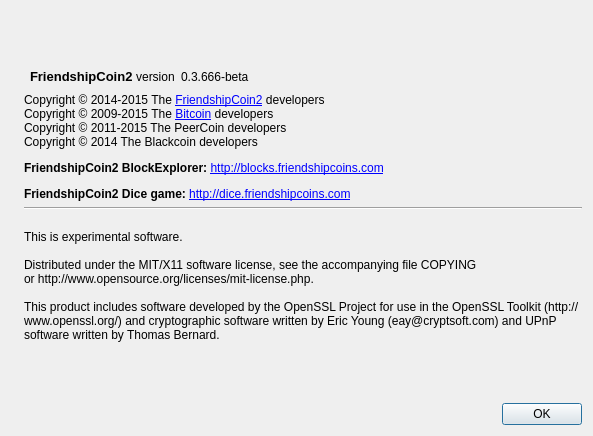
Before: the Qt Designer form src/qt/forms/aboutdialog.ui in ioying/hicointest, drawn with Qt 5.
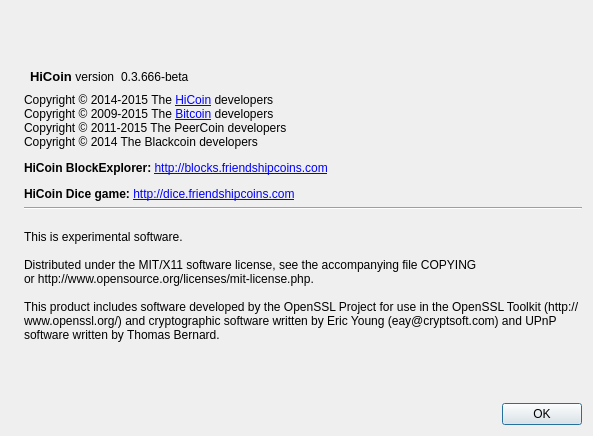
After: the same form once the commit is applied. Icons and pictures are not drawn.

The edit to the form file:
```diff
--- a/src/qt/forms/aboutdialog.ui
+++ b/src/qt/forms/aboutdialog.ui
@@ -60,7 +60,7 @@
           <cursorShape>IBeamCursor</cursorShape>
          </property>
          <property name="text">
-          <string>&lt;html&gt;&lt;head/&gt;&lt;body&gt;&lt;p&gt;&lt;span style=&quot; font-size:10pt; font-weight:600;&quot;&gt;FriendshipCoin2   &lt;/span&gt;version&lt;/p&gt;&lt;/body&gt;&lt;/html&gt;</string>
+          <string>&lt;html&gt;&lt;head/&gt;&lt;body&gt;&lt;p&gt;&lt;span style=&quot; font-size:10pt; font-weight:600;&quot;&gt;HiCoin   &lt;/span&gt;version&lt;/p&gt;&lt;/body&gt;&lt;/html&gt;</string>
          </property>
          <property name="alignment">
           <set>Qt::AlignLeading|Qt::AlignLeft|Qt::AlignVCenter</set>
@@ -116,7 +116,7 @@
         <cursorShape>IBeamCursor</cursorShape>
        </property>
        <property name="text">
-        <string>&lt;html&gt;&lt;head/&gt;&lt;body&gt;&lt;p&gt;Copyright © 2014-2015 The &lt;a href=&quot;http://friendshipcoins.com&quot;&gt;&lt;span style=&quot; text-decoration: underline; color:#0000ff;&quot;&gt;FriendshipCoin2&lt;/span&gt;&lt;/a&gt; developers&lt;br/&gt;Copyright © 2009-2015 The &lt;a href=&quot;http://bitcoin.org&quot;&gt;&lt;span style=&quot; text-decoration: underline; color:#0000ff;&quot;&gt;Bitcoin&lt;/span&gt;&lt;/a&gt; developers&lt;br/&gt;Copyright © 2011-2015 The PeerCoin developers&lt;br/&gt;Copyright © 2014 The Blackcoin developers&lt;/p&gt;&lt;p&gt;&lt;span style=&quot; font-weight:600;&quot;&gt;FriendshipCoin2 BlockExplorer: &lt;/span&gt;&lt;a href=&quot;http://blocks.friendshipcoins.com&quot;&gt;&lt;span style=&quot; text-decoration: underline; color:#0000ff;&quot;&gt;http://blocks.friendshipcoins.com&lt;/span&gt;&lt;/a&gt;&lt;/p&gt;&lt;p&gt;&lt;span style=&quot; font-weight:600;&quot;&gt;FriendshipCoin2 Dice game: &lt;/span&gt;&lt;a href=&quot;http://dice.friendshipcoins.com&quot;&gt;&lt;span style=&quot; text-decoration: underline; color:#0000ff;&quot;&gt;http://dice.friendshipcoins.com&lt;/span&gt;&lt;/a&gt;&lt;/p&gt;&lt;/body&gt;&lt;/html&gt;</string>
+        <string>&lt;html&gt;&lt;head/&gt;&lt;body&gt;&lt;p&gt;Copyright © 2014-2015 The &lt;a href=&quot;http://friendshipcoins.com&quot;&gt;&lt;span style=&quot; text-decoration: underline; color:#0000ff;&quot;&gt;HiCoin&lt;/span&gt;&lt;/a&gt; developers&lt;br/&gt;Copyright © 2009-2015 The &lt;a href=&quot;http://bitcoin.org&quot;&gt;&lt;span style=&quot; text-decoration: underline; color:#0000ff;&quot;&gt;Bitcoin&lt;/span&gt;&lt;/a&gt; developers&lt;br/&gt;Copyright © 2011-2015 The PeerCoin developers&lt;br/&gt;Copyright © 2014 The Blackcoin developers&lt;/p&gt;&lt;p&gt;&lt;span style=&quot; font-weight:600;&quot;&gt;HiCoin BlockExplorer: &lt;/span&gt;&lt;a href=&quot;http://blocks.friendshipcoins.com&quot;&gt;&lt;span style=&quot; text-decoration: underline; color:#0000ff;&quot;&gt;http://blocks.friendshipcoins.com&lt;/span&gt;&lt;/a&gt;&lt;/p&gt;&lt;p&gt;&lt;span style=&quot; font-weight:600;&quot;&gt;HiCoin Dice game: &lt;/span&gt;&lt;a href=&quot;http://dice.friendshipcoins.com&quot;&gt;&lt;span style=&quot; text-decoration: underline; color:#0000ff;&quot;&gt;http://dice.friendshipcoins.com&lt;/span&gt;&lt;/a&gt;&lt;/p&gt;&lt;/body&gt;&lt;/html&gt;</string>
        </property>
        <property name="wordWrap">
         <bool>true</bool>
```
Left out of the diff: 2 changed lines with no effect on the pictures.
